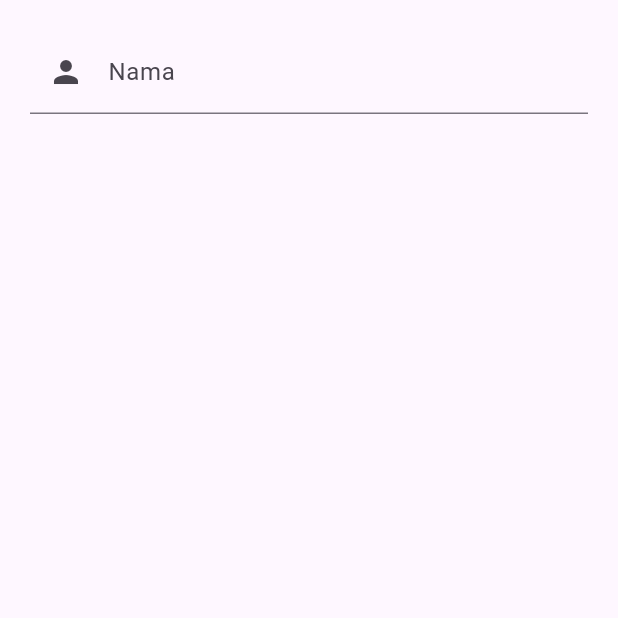
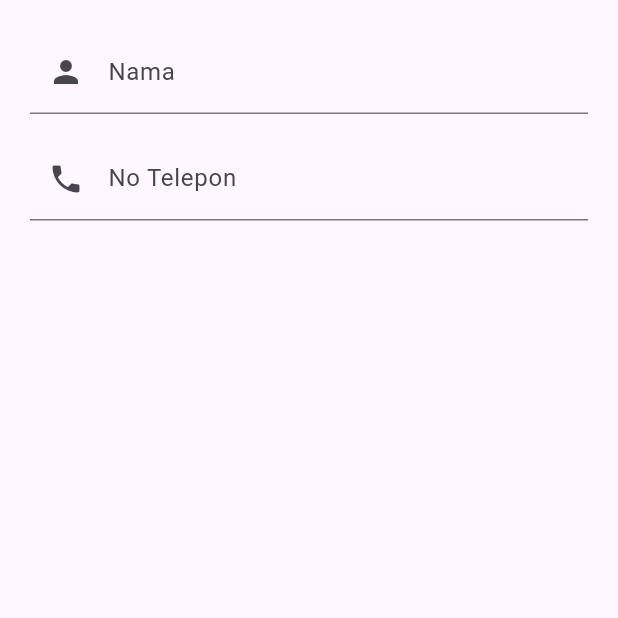
Before and after one commit to ardianmulya/UCP1_PAML, a Flutter app: the FormDataWidget screen opened directly, on a phone screen of 412 x 824 dp, the top half of it. Run offline on Flutter 3.47's test engine with Material 3 defaults, Android fonts, the phone set to English and light mode, and no system bars.

Commit message:
membuat textformfiled no telepon beserta validasi

```diff
--- a/lib/widget/form_data_widget.dart
+++ b/lib/widget/form_data_widget.dart
@@ -27,11 +27,34 @@ class _FormDataWidgetState extends State<FormDataWidget> {
                 validator: (value) {
                   bool valid = RegExp(r'[a-zA-Z]').hasMatch(value!);
                   if (value!.isEmpty) {
-                    return "Form ini wajib di isi!";
+                    return "Nama wajib di isi!";
                   } else if (!valid) {
                     return "Nama tidak boleh berisi angka!";
                   } else if (value.length <= 2) {
                     return "Nama Terlalu Pendek!";
+                  }
+                  return null;
+                },
+              ),
+              const SizedBox(
+                height: 15,
+              ),
+              TextFormField(
+                keyboardType: TextInputType.number,
+                decoration: const InputDecoration(
+                  labelText: "No Telepon",
+                  hintText: "Masukkan No Telp Kamu",
+                  prefixIcon: Icon(Icons.phone),
+                ),
+                autovalidateMode: AutovalidateMode.onUserInteraction,
+                validator: (value) {
+                   bool valid = RegExp(r'[0-9]+$').hasMatch(value!);
+                  if (value!.isEmpty) {
+                    return "No Telepon wajib di isi!";
+                  } else if (!valid) {
+                    return "No Telepon tidak Valid!";
+                  } else if (value.length <= 2) {
+                    return "No Telepon Terlalu Pendek!";
                   }
                   return null;
                 },
```
